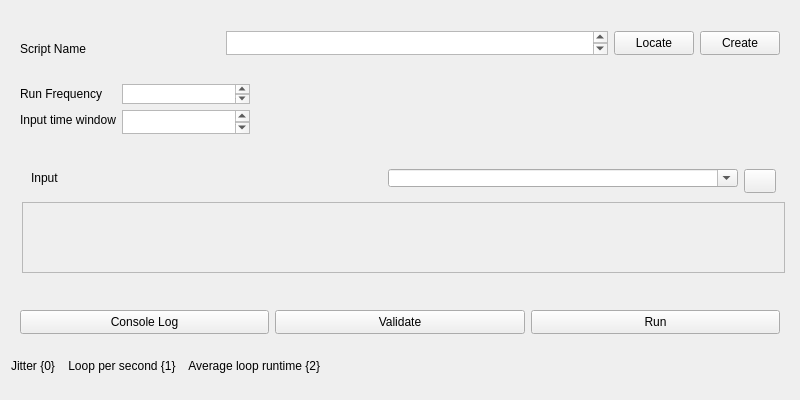
Before: the Qt Designer form rena/ui/ScriptingWidget.ui in PhysioLabXR/PhysioLabXR-Community, drawn with Qt 5.
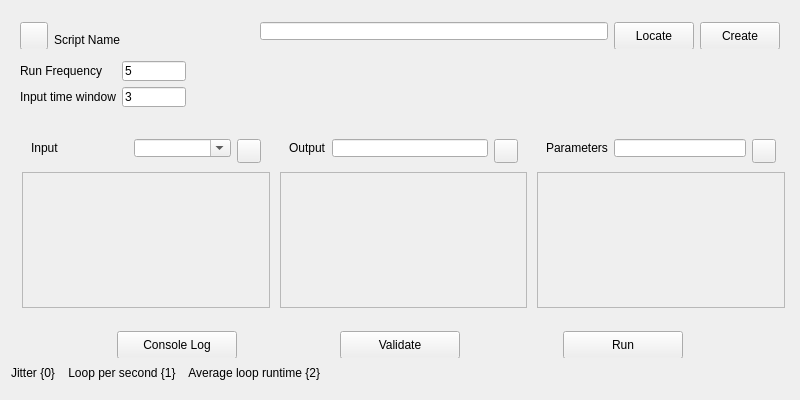
After: the same form once the commit is applied.

Commit message: add basic script interface

Patch:
```diff
--- a/rena/ui/ScriptingWidget.ui
+++ b/rena/ui/ScriptingWidget.ui
@@ -1,7 +1,7 @@
 <?xml version="1.0" encoding="UTF-8"?>
 <ui version="4.0">
- <class>Form</class>
- <widget class="QWidget" name="Form">
+ <class>TopLevelWidget</class>
+ <widget class="QWidget" name="TopLevelWidget">
   <property name="geometry">
    <rect>
     <x>0</x>
@@ -13,13 +13,19 @@
   <property name="minimumSize">
    <size>
     <width>620</width>
-    <height>300</height>
+    <height>400</height>
    </size>
   </property>
   <property name="windowTitle">
    <string>Form</string>
   </property>
-  <layout class="QVBoxLayout" name="verticalLayout">
+  <layout class="QVBoxLayout" name="TopLevelLayout">
+   <property name="spacing">
+    <number>1</number>
+   </property>
+   <property name="bottomMargin">
+    <number>9</number>
+   </property>
    <item>
     <widget class="QWidget" name="widget" native="true">
      <property name="sizePolicy">
@@ -41,6 +47,31 @@
       </size>
      </property>
      <layout class="QHBoxLayout" name="horizontalLayout_2">
+      <item>
+       <widget class="QPushButton" name="removeBtn">
+        <property name="sizePolicy">
+         <sizepolicy hsizetype="Fixed" vsizetype="Fixed">
+          <horstretch>0</horstretch>
+          <verstretch>0</verstretch>
+         </sizepolicy>
+        </property>
+        <property name="minimumSize">
+         <size>
+          <width>28</width>
+          <height>28</height>
+         </size>
+        </property>
+        <property name="maximumSize">
+         <size>
+          <width>28</width>
+          <height>28</height>
+         </size>
+        </property>
+        <property name="text">
+         <string/>
+        </property>
+       </widget>
+      </item>
       <item>
        <widget class="QLabel" name="currentTimestamplabel">
         <property name="sizePolicy">
@@ -70,27 +101,14 @@
        </widget>
       </item>
       <item>
-       <widget class="QPlainTextEdit" name="plainTextEdit">
-        <property name="minimumSize">
-         <size>
-          <width>0</width>
-          <height>24</height>
-         </size>
-        </property>
-        <property name="maximumSize">
-         <size>
-          <width>16777215</width>
-          <height>24</height>
-         </size>
-        </property>
-       </widget>
+       <widget class="QLineEdit" name="lineEdit_4"/>
       </item>
       <item>
        <widget class="QPushButton" name="pushButton">
         <property name="minimumSize">
          <size>
           <width>0</width>
-          <height>24</height>
+          <height>28</height>
          </size>
         </property>
         <property name="text">
@@ -103,7 +121,7 @@
         <property name="minimumSize">
          <size>
           <width>0</width>
-          <height>24</height>
+          <height>28</height>
          </size>
         </property>
         <property name="text">
@@ -116,6 +134,18 @@
    </item>
    <item>
     <widget class="QWidget" name="widget_3" native="true">
+     <property name="sizePolicy">
+      <sizepolicy hsizetype="Preferred" vsizetype="Fixed">
+       <horstretch>0</horstretch>
+       <verstretch>0</verstretch>
+      </sizepolicy>
+     </property>
+     <property name="minimumSize">
+      <size>
+       <width>0</width>
+       <height>64</height>
+      </size>
+     </property>
      <property name="maximumSize">
       <size>
        <width>16777215</width>
@@ -143,30 +173,30 @@
         </property>
        </widget>
       </item>
-      <item row="0" column="1">
-       <widget class="QPlainTextEdit" name="FrequencyTextInput">
-        <property name="maximumSize">
-         <size>
-          <width>128</width>
-          <height>24</height>
-         </size>
-        </property>
-       </widget>
-      </item>
       <item row="1" column="1">
-       <widget class="QPlainTextEdit" name="IntervalTextInput">
-        <property name="minimumSize">
+       <widget class="QLineEdit" name="timeWindowInput">
+        <property name="maximumSize">
          <size>
-          <width>0</width>
-          <height>24</height>
+          <width>64</width>
+          <height>16777215</height>
          </size>
         </property>
+        <property name="text">
+         <string>3</string>
+        </property>
+       </widget>
+      </item>
+      <item row="0" column="1">
+       <widget class="QLineEdit" name="frequencyInput">
         <property name="maximumSize">
          <size>
-          <width>128</width>
-          <height>24</height>
+          <width>64</width>
+          <height>16777215</height>
          </size>
         </property>
+        <property name="text">
+         <string>5</string>
+        </property>
        </widget>
       </item>
      </layout>
@@ -175,7 +205,7 @@
    <item>
     <widget class="QWidget" name="widget_5" native="true">
      <property name="sizePolicy">
-      <sizepolicy hsizetype="Preferred" vsizetype="Preferred">
+      <sizepolicy hsizetype="Preferred" vsizetype="Fixed">
        <horstretch>0</horstretch>
        <verstretch>0</verstretch>
       </sizepolicy>
@@ -183,18 +213,18 @@
      <property name="minimumSize">
       <size>
        <width>0</width>
-       <height>36</height>
+       <height>200</height>
       </size>
      </property>
      <property name="maximumSize">
       <size>
        <width>16777215</width>
-       <height>128</height>
+       <height>200</height>
       </size>
      </property>
      <layout class="QHBoxLayout" name="horizontalLayout_3">
       <property name="topMargin">
-       <number>2</number>
+       <number>9</number>
       </property>
       <property name="rightMargin">
        <number>2</number>
@@ -239,16 +269,22 @@
             </item>
             <item>
              <widget class="QPushButton" name="addInputBtn">
+              <property name="sizePolicy">
+               <sizepolicy hsizetype="Fixed" vsizetype="Fixed">
+                <horstretch>0</horstretch>
+                <verstretch>0</verstretch>
+               </sizepolicy>
+              </property>
               <property name="minimumSize">
                <size>
-                <width>0</width>
+                <width>24</width>
                 <height>24</height>
                </size>
               </property>
               <property name="maximumSize">
                <size>
-                <width>32</width>
-                <height>16777215</height>
+                <width>24</width>
+                <height>24</height>
                </size>
               </property>
               <property name="text">
@@ -264,13 +300,179 @@
            <property name="widgetResizable">
             <bool>true</bool>
            </property>
+           <widget class="QWidget" name="inputScrollContentWidget">
+            <property name="geometry">
+             <rect>
+              <x>0</x>
+              <y>0</y>
+              <width>247</width>
+              <height>134</height>
+             </rect>
+            </property>
+            <layout class="QFormLayout" name="inputFormLayout"/>
+           </widget>
+          </widget>
+         </item>
+        </layout>
+       </widget>
+      </item>
+      <item>
+       <widget class="QWidget" name="widget_input" native="true">
+        <layout class="QVBoxLayout" name="vboxlayout_1">
+         <property name="leftMargin">
+          <number>2</number>
+         </property>
+         <property name="topMargin">
+          <number>2</number>
+         </property>
+         <property name="rightMargin">
+          <number>2</number>
+         </property>
+         <property name="bottomMargin">
+          <number>2</number>
+         </property>
+         <item>
+          <widget class="QWidget" name="widget_7" native="true">
+           <property name="maximumSize">
+            <size>
+             <width>16777215</width>
+             <height>36</height>
+            </size>
+           </property>
+           <layout class="QHBoxLayout" name="horizontalLayout_4">
+            <item>
+             <widget class="QLabel" name="label_4">
+              <property name="text">
+               <string>Output</string>
+              </property>
+             </widget>
+            </item>
+            <item>
+             <widget class="QLineEdit" name="lineEdit_2"/>
+            </item>
+            <item>
+             <widget class="QPushButton" name="addOutput_btn">
+              <property name="sizePolicy">
+               <sizepolicy hsizetype="Fixed" vsizetype="Fixed">
+                <horstretch>0</horstretch>
+                <verstretch>0</verstretch>
+               </sizepolicy>
+              </property>
+              <property name="minimumSize">
+               <size>
+                <width>24</width>
+                <height>24</height>
+               </size>
+              </property>
+              <property name="maximumSize">
+               <size>
+                <width>24</width>
+                <height>24</height>
+               </size>
+              </property>
+              <property name="text">
+               <string/>
+              </property>
+             </widget>
+            </item>
+           </layout>
+          </widget>
+         </item>
+         <item>
+          <widget class="QScrollArea" name="scrollArea">
+           <property name="widgetResizable">
+            <bool>true</bool>
+           </property>
            <widget class="QWidget" name="inputScrollContent">
             <property name="geometry">
              <rect>
               <x>0</x>
               <y>0</y>
-              <width>765</width>
-              <height>69</height>
+              <width>247</width>
+              <height>134</height>
+             </rect>
+            </property>
+            <layout class="QFormLayout" name="inputScrollLayout"/>
+           </widget>
+          </widget>
+         </item>
+        </layout>
+       </widget>
+      </item>
+      <item>
+       <widget class="QWidget" name="widget_input" native="true">
+        <layout class="QVBoxLayout" name="vboxlayout_1">
+         <property name="leftMargin">
+          <number>2</number>
+         </property>
+         <property name="topMargin">
+          <number>2</number>
+         </property>
+         <property name="rightMargin">
+          <number>2</number>
+         </property>
+         <property name="bottomMargin">
+          <number>2</number>
+         </property>
+         <item>
+          <widget class="QWidget" name="widget_7" native="true">
+           <property name="maximumSize">
+            <size>
+             <width>16777215</width>
+             <height>36</height>
+            </size>
+           </property>
+           <layout class="QHBoxLayout" name="horizontalLayout_4">
+            <item>
+             <widget class="QLabel" name="label_4">
+              <property name="text">
+               <string>Parameters</string>
+              </property>
+             </widget>
+            </item>
+            <item>
+             <widget class="QLineEdit" name="lineEdit_3"/>
+            </item>
+            <item>
+             <widget class="QPushButton" name="addParam_btn">
+              <property name="sizePolicy">
+               <sizepolicy hsizetype="Fixed" vsizetype="Fixed">
+                <horstretch>0</horstretch>
+                <verstretch>0</verstretch>
+               </sizepolicy>
+              </property>
+              <property name="minimumSize">
+               <size>
+                <width>24</width>
+                <height>24</height>
+               </size>
+              </property>
+              <property name="maximumSize">
+               <size>
+                <width>24</width>
+                <height>24</height>
+               </size>
+              </property>
+              <property name="text">
+               <string/>
+              </property>
+             </widget>
+            </item>
+           </layout>
+          </widget>
+         </item>
+         <item>
+          <widget class="QScrollArea" name="scrollArea">
+           <property name="widgetResizable">
+            <bool>true</bool>
+           </property>
+           <widget class="QWidget" name="inputScrollContent">
+            <property name="geometry">
+             <rect>
+              <x>0</x>
+              <y>0</y>
+              <width>247</width>
+              <height>134</height>
              </rect>
             </property>
             <layout class="QFormLayout" name="inputScrollLayout"/>
@@ -294,10 +496,22 @@
      <layout class="QHBoxLayout" name="horizontalLayout">
       <item>
        <widget class="QPushButton" name="pushButton_3">
+        <property name="sizePolicy">
+         <sizepolicy hsizetype="Fixed" vsizetype="Fixed">
+          <horstretch>0</horstretch>
+          <verstretch>0</verstretch>
+         </sizepolicy>
+        </property>
         <property name="minimumSize">
          <size>
-          <width>0</width>
-          <height>24</height>
+          <width>120</width>
+          <height>28</height>
+         </size>
+        </property>
+        <property name="maximumSize">
+         <size>
+          <width>120</width>
+          <height>16777215</height>
          </size>
         </property>
         <property name="text">
@@ -307,10 +521,22 @@
       </item>
       <item>
        <widget class="QPushButton" name="validateBtn">
+        <property name="sizePolicy">
+         <sizepolicy hsizetype="Fixed" vsizetype="Fixed">
+          <horstretch>0</horstretch>
+          <verstretch>0</verstretch>
+         </sizepolicy>
+        </property>
         <property name="minimumSize">
          <size>
-          <width>0</width>
-          <height>24</height>
+          <width>120</width>
+          <height>28</height>
+         </size>
+        </property>
+        <property name="maximumSize">
+         <size>
+          <width>120</width>
+          <height>16777215</height>
          </size>
         </property>
         <property name="text">
@@ -320,10 +546,22 @@
       </item>
       <item>
        <widget class="QPushButton" name="runBtn">
+        <property name="sizePolicy">
+         <sizepolicy hsizetype="Fixed" vsizetype="Fixed">
+          <horstretch>0</horstretch>
+          <verstretch>0</verstretch>
+         </sizepolicy>
+        </property>
         <property name="minimumSize">
          <size>
-          <width>0</width>
-          <height>24</height>
+          <width>120</width>
+          <height>28</height>
+         </size>
+        </property>
+        <property name="maximumSize">
+         <size>
+          <width>120</width>
+          <height>16777215</height>
          </size>
         </property>
         <property name="text">
```
The commit also changes 7 other files.
